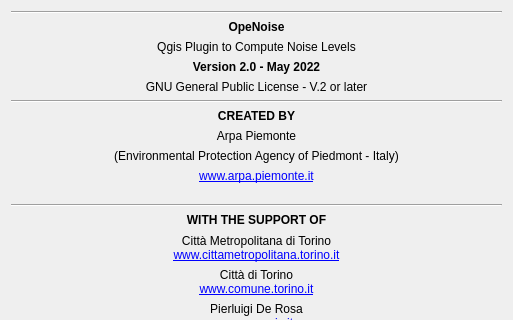
Above: tools/ui_Informations.ui from pierluigiderosa/openoise before the change; both pictures show x 0 to 513 and y 0 to 320 of the 513 by 485 pixel window. Below: the same form after it.
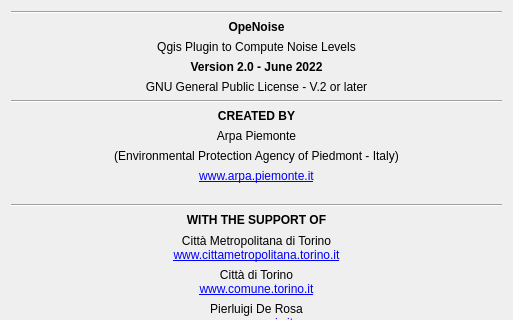
That is the form after the change.

Patch:
```diff
--- a/tools/ui_Informations.ui
+++ b/tools/ui_Informations.ui
@@ -95,7 +95,7 @@
       </size>
      </property>
      <property name="text">
-      <string>&lt;html&gt;&lt;head/&gt;&lt;body&gt;&lt;p&gt;&lt;span style=&quot; font-weight:600;&quot;&gt;Version 2.0 - May 2022&lt;/span&gt;&lt;/p&gt;&lt;/body&gt;&lt;/html&gt;</string>
+      <string>&lt;html&gt;&lt;head/&gt;&lt;body&gt;&lt;p&gt;&lt;span style=&quot; font-weight:600;&quot;&gt;Version 2.0 - June 2022&lt;/span&gt;&lt;/p&gt;&lt;/body&gt;&lt;/html&gt;</string>
      </property>
      <property name="alignment">
       <set>Qt::AlignCenter</set>
```
